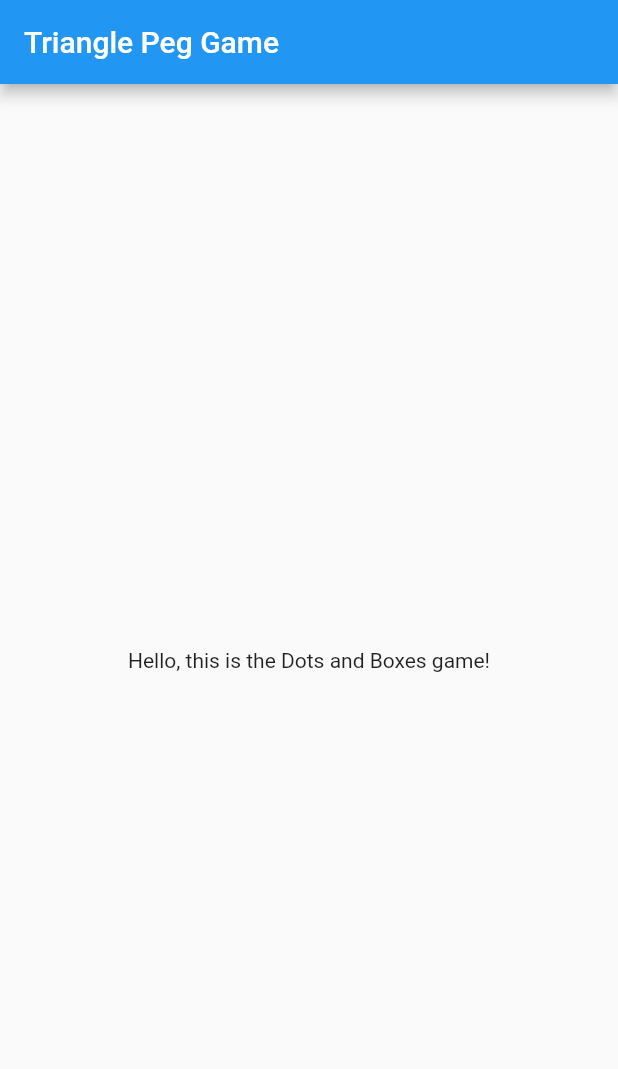
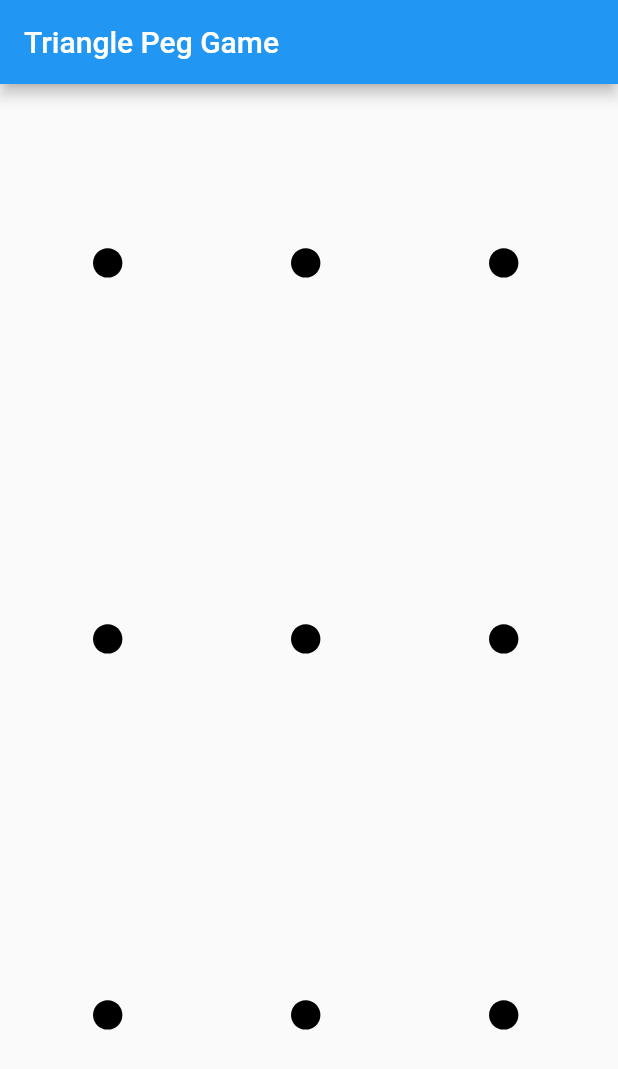
Before and after one commit to sathisse/dots_and_boxes, a Flutter app: the screen it shows after launch, on a phone screen of 412 x 824 dp. Shown: the top 1069 px of the screen. Run offline on Flutter 3.47's test engine with Material 2 defaults, Android fonts, the phone set to English and light mode, and no system bars; our stand-ins replace flutter_svg.

Commit message:
Draw the dots

```diff
--- a/lib/dots_and_boxes_game.dart
+++ b/lib/dots_and_boxes_game.dart
@@ -5,6 +5,7 @@ import 'package:flutter/material.dart';
 
 import 'box.dart';
 import 'dot.dart';
+import 'draw_dots.dart';
 import 'line.dart';
 
 enum Direction { n, e, s, w }
@@ -104,10 +105,11 @@ class _DotsAndBoxesGame extends State<DotsAndBoxesGame> {
   @override
   Widget build(BuildContext context) {
     return LayoutBuilder(builder: (context, constraints) {
-      return const Stack(children: [
+      final width = constraints.maxWidth;
+      final height = constraints.maxHeight;
+      return Stack(children: [
         //DrawBoxes(boxes),
-        //DrawDots(dots),
-        Text("Hello, this is the Dots and Boxes game!")
+        DrawDots(width, height, dots),
       ]);
     });
   }
--- /dev/null
+++ b/lib/draw_dots.dart
@@ -0,0 +1,36 @@
+import 'dart:math';
+
+import 'package:flutter/material.dart';
+import 'package:flutter_svg/flutter_svg.dart';
+import 'dot.dart';
+import 'dots_and_boxes_game.dart';
+
+class DrawDots extends StatelessWidget {
+  final double width;
+  final double height;
+  final Set<Dot> dots;
+
+  late final double boxWidth;
+  late final double boxHeight;
+  late final double dotSize;
+
+  DrawDots(this.width, this.height, this.dots, {super.key}) {
+    boxWidth = width / dotsHorizontal;
+    boxHeight = height / dotsVertical;
+    dotSize = min(boxWidth, boxHeight) * dotSizeFactor;
+  }
+
+  @override
+  Widget build(BuildContext context) {
+    return Stack(children: <Widget>[
+      for (final dot in dots)
+        Positioned(
+            left: boxWidth * (dot.position.$1 + 0.4),
+            top: boxHeight * (dot.position.$2 + 0.4),
+            height: dotSize,
+            width: dotSize,
+            child: SvgPicture.asset('assets/dot.svg',
+                colorFilter: const ColorFilter.mode(Colors.black, BlendMode.dst))),
+    ]);
+  }
+}
--- a/pubspec.yaml
+++ b/pubspec.yaml
@@ -35,6 +35,7 @@ dependencies:
   # The following adds the Cupertino Icons font to your application.
   # Use with the CupertinoIcons class for iOS style icons.
   cupertino_icons: ^1.0.2
+  flutter_svg: ^2.0.7
 
 dev_dependencies:
   flutter_test:
@@ -57,7 +58,8 @@ flutter:
   # included with your application, so that you can use the icons in
   # the material Icons class.
   uses-material-design: true
-
+  assets:
+    - assets/dot.svg
   # To add assets to your application, add an assets section, like this:
   # assets:
   #   - images/a_dot_burr.jpeg
```
Also changed, not shown: assets/box.svg (added), assets/dot.svg (added), pubspec.lock.
